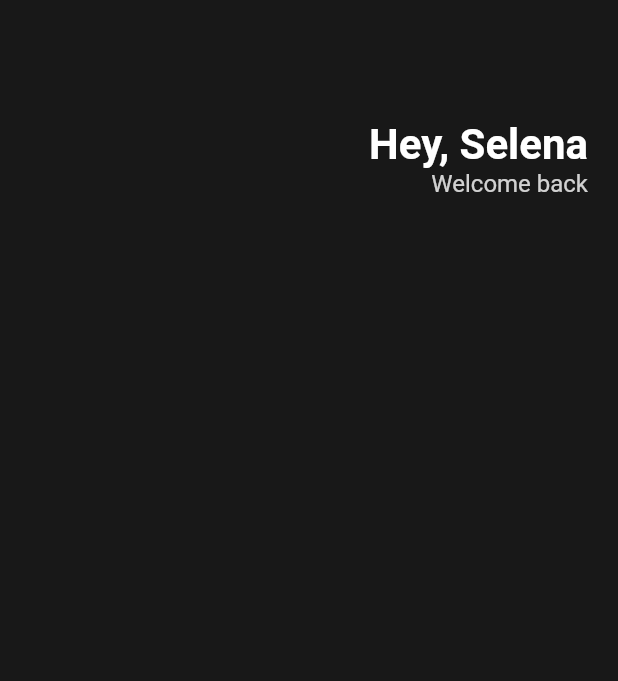
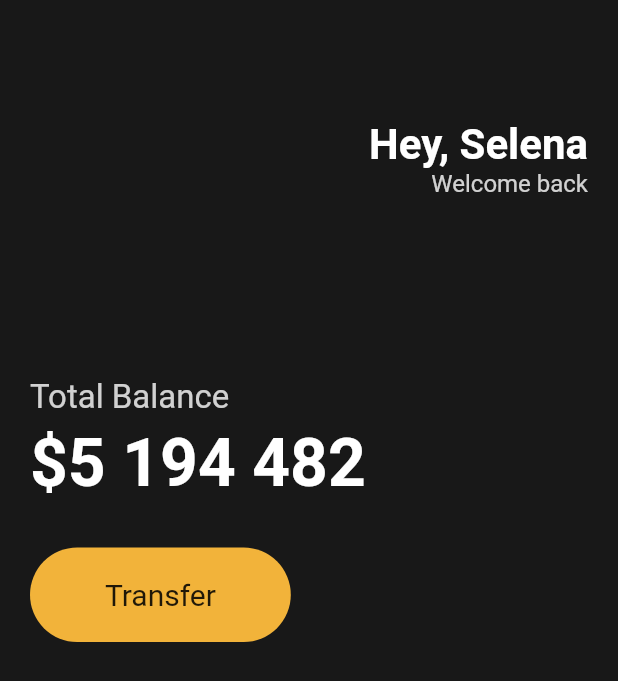
Before and after one commit to daveg7lee/toonflix, a Flutter app: the screen it shows after launch, on a phone screen of 412 x 824 dp. Shown: the top 681 px of the screen. Run offline on Flutter 3.47's test engine with Material 2 defaults, Android fonts, the phone set to English and light mode, and no system bars.

Commit message:
Buttons Section

```diff
--- a/lib/main.dart
+++ b/lib/main.dart
@@ -13,6 +13,7 @@ class App extends StatelessWidget {
         body: Padding(
           padding: EdgeInsets.symmetric(horizontal: 20),
           child: Column(
+            crossAxisAlignment: CrossAxisAlignment.start,
             children: [
               SizedBox(
                 height: 80,
@@ -33,16 +34,61 @@ class App extends StatelessWidget {
                       Text(
                         "Welcome back",
                         style: TextStyle(
-                              color: Colors.white.withOpacity(0.8),
-                              fontSize: 16),
+                            color: Colors.white.withOpacity(0.8), fontSize: 16),
                       ),
                     ],
+                  )
+                ],
+              ),
+              SizedBox(
+                height: 120,
+              ),
+              Text(
+                "Total Balance",
+                style: TextStyle(
+                  fontSize: 22,
+                  color: Colors.white.withOpacity(0.8),
+                ),
+              ),
+              SizedBox(
+                height: 5,
+              ),
+              Text(
+                "\$5 194 482",
+                style: TextStyle(
+                  fontSize: 44,
+                  fontWeight: FontWeight.w700,
+                  color: Colors.white,
+                ),
+              ),
+              SizedBox(
+                height: 30,
+              ),
+              Row(
+                children: [
+                  Container(
+                    decoration: BoxDecoration(
+                        color: Color(0xFFF2B33A),
+                        borderRadius: BorderRadius.circular(45)),
+                    child: Padding(
+                      padding: EdgeInsets.symmetric(
+                        vertical: 20,
+                        horizontal: 50,
+                      ),
+                      child: Text(
+                        'Transfer',
+                        style: TextStyle(
+                          fontSize: 20,
+                        ),
+                      ),
+                    ),
                   )
                 ],
               )
             ],
           ),
-          )),
+        ),
+      ),
     );
   }
 }
```
Lines whose indentation alone changed are shown as unchanged.
